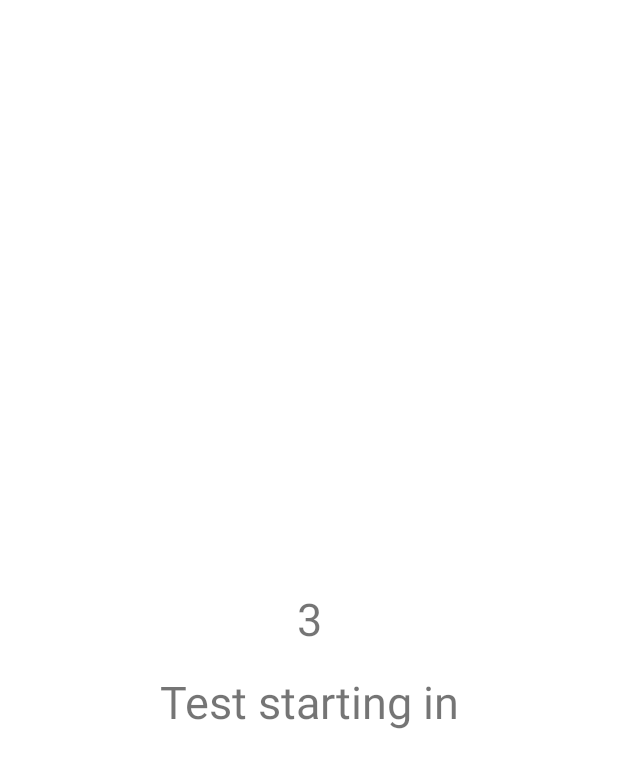
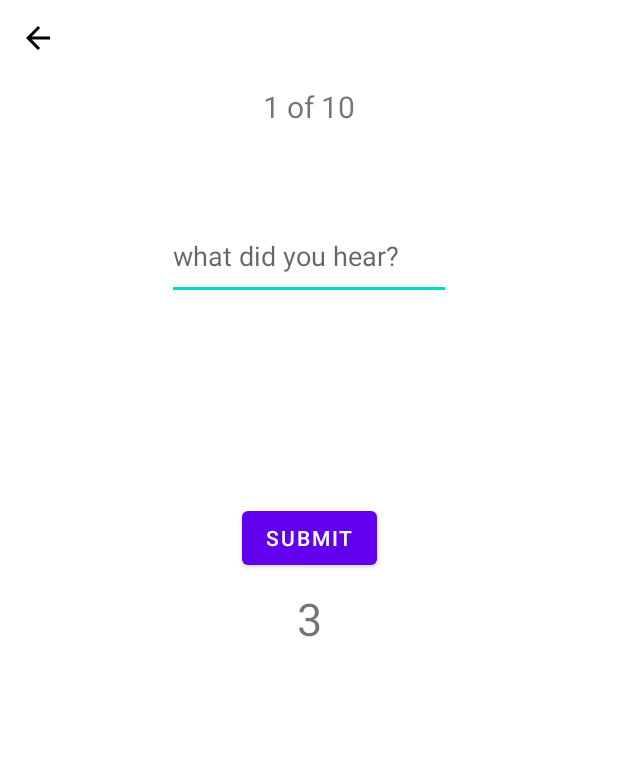
Before and after one commit to JosephGwara/HearingTest, an Android app: the layout fragment_test__screen_.xml on its own in the app's theme, with its tools: preview values and no code run, on a phone screen of 412 x 824 dp. Shown: the top 768 px of the screen. Run offline under Robolectric (Android 15) with nearby library versions, the phone set to English and light mode, and no system bars.

```diff
--- a/app/src/main/res/layout/fragment_test__screen_.xml
+++ b/app/src/main/res/layout/fragment_test__screen_.xml
@@ -6,22 +6,11 @@
     android:layout_height="match_parent"
     tools:context=".Test_Screen_Fragment">
 
-    <TextView
-        android:layout_width="wrap_content"
-        android:layout_height="wrap_content"
-        android:text="@string/test_starting_in"
-        android:textSize="30sp"
-        android:id="@+id/countTextView1"
-        app:layout_constraintBottom_toBottomOf="parent"
-        app:layout_constraintEnd_toEndOf="parent"
-        app:layout_constraintStart_toStartOf="parent"
-        app:layout_constraintTop_toBottomOf="@+id/countTextView2"
-        app:layout_constraintVertical_bias="0.042" />
 
     <TextView
         android:layout_width="wrap_content"
         android:layout_height="wrap_content"
-        android:id="@+id/countTextView2"
+        android:id="@+id/countTextView"
         android:textSize="30sp"
         android:text="@string/_3"
         app:layout_constraintBottom_toBottomOf="parent"
@@ -29,11 +18,23 @@
         app:layout_constraintStart_toStartOf="parent"
         app:layout_constraintTop_toTopOf="parent" />
 
+    <TextView
+        android:id="@+id/textCounterTextView"
+        android:layout_width="wrap_content"
+        android:layout_height="wrap_content"
+        android:textSize="20sp"
+        app:layout_constraintBottom_toTopOf="@+id/tripletEditText"
+        app:layout_constraintEnd_toEndOf="parent"
+        app:layout_constraintStart_toStartOf="parent"
+        app:layout_constraintTop_toTopOf="parent"
+        tools:text="1 of 10" />
+
     <ImageButton
         android:id="@+id/exitTestBtn"
         android:layout_width="50dp"
         android:layout_height="50dp"
         android:visibility="gone"
+        tools:visibility="visible"
         android:background="?attr/selectableItemBackgroundBorderless"
         android:src="@drawable/ic_baseline_arrow_back_24"
         app:layout_constraintStart_toStartOf="parent"
@@ -50,7 +51,8 @@
         app:layout_constraintEnd_toEndOf="parent"
         app:layout_constraintStart_toStartOf="parent"
         app:layout_constraintTop_toTopOf="parent"
-        app:layout_constraintVertical_bias="0.185" />
+        app:layout_constraintVertical_bias="0.185"
+        tools:visibility="visible"/>
 
     <Button
         android:layout_width="wrap_content"
@@ -62,6 +64,7 @@
         app:layout_constraintEnd_toEndOf="parent"
         app:layout_constraintStart_toStartOf="parent"
         app:layout_constraintTop_toBottomOf="@+id/tripletEditText"
-        app:layout_constraintVertical_bias="0.234" />
+        app:layout_constraintVertical_bias="0.234"
+        tools:visibility="visible"/>
 
 </androidx.constraintlayout.widget.ConstraintLayout>
```
Also changed, not shown: app/src/main/java/com/josephgwara/hearingtest/SoundManager.kt (+41 -20 lines), app/src/main/java/com/josephgwara/hearingtest/Test_Screen_Fragment.kt (+16 -7 lines).
